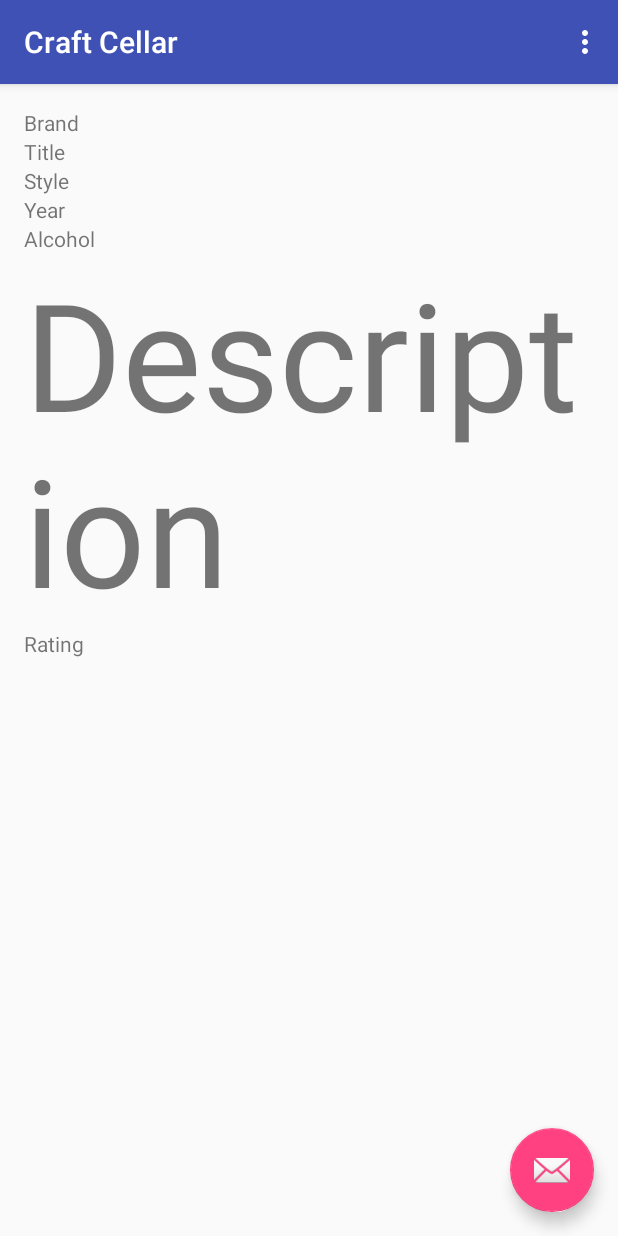
After one commit to yyang3/CraftCellar, an Android app: the fragment BeverageDetailFragment placed in its activity, on a phone screen of 412 x 824 dp. The commit adds this screen. Run offline under Robolectric (Android 15) with nearby library versions, the phone set to English and light mode, and no system bars.

Commit message:
Implement beverage detail fragment and edit usercase

```diff
--- a/app/src/main/java/yyang3/tacoma/uw/edu/craftcellar/MyBeverageRecyclerViewAdapter.java
+++ b/app/src/main/java/yyang3/tacoma/uw/edu/craftcellar/MyBeverageRecyclerViewAdapter.java
@@ -37,8 +37,8 @@ public class MyBeverageRecyclerViewAdapter extends RecyclerView.Adapter<MyBevera
     @Override
     public void onBindViewHolder(final ViewHolder holder, int position) {
         holder.mBeverages = mValues.get(position);
-        holder.mIdView.setText(mValues.get(position).getMemail());
-        holder.mContentView.setText(Integer.toString(mValues.get(position).getMid()));
+        holder.mIdView.setText(mValues.get(position).getmBrand());
+        holder.mContentView.setText(mValues.get(position).getmTitle());
 
         holder.mView.setOnClickListener(new View.OnClickListener() {
             @Override
--- /dev/null
+++ b/app/src/main/res/layout/fragment_beverage_detail.xml
@@ -0,0 +1,57 @@
+<LinearLayout xmlns:android="http://schemas.android.com/apk/res/android"
+    xmlns:tools="http://schemas.android.com/tools"
+    android:layout_width="match_parent"
+    android:layout_height="match_parent"
+    android:orientation="vertical"
+    tools:context="yyang3.tacoma.uw.edu.craftcellar.BeverageDetailFragment">
+
+    <TextView
+        android:layout_width="match_parent"
+        android:layout_height="wrap_content"
+        android:text="@string/beverage_brand"
+        android:id="@+id/detail_brand" />
+
+    <TextView
+        android:layout_width="match_parent"
+        android:layout_height="wrap_content"
+        android:text="@string/beverage_title"
+        android:id="@+id/detail_title" />
+
+    <TextView
+        android:layout_width="match_parent"
+        android:layout_height="wrap_content"
+        android:text="@string/beverage_style"
+        android:id="@+id/detail_style" />
+
+    <TextView
+        android:layout_width="match_parent"
+        android:layout_height="wrap_content"
+        android:text="@string/beverage_year"
+        android:id="@+id/detail_year" />
+
+    <TextView
+        android:layout_width="match_parent"
+        android:layout_height="wrap_content"
+        android:text="@string/beverage_abv"
+        android:id="@+id/detail_abv" />
+
+    <TextView
+        android:layout_width="match_parent"
+        android:layout_height="wrap_content"
+        android:textSize="100dp"
+        android:text="@string/beverage_description"
+        android:id="@+id/detail_description" />
+
+    <ImageView
+        android:layout_width="wrap_content"
+        android:layout_height="wrap_content"
+        android:id="@+id/detail_image" />
+
+    <TextView
+        android:layout_width="match_parent"
+        android:layout_height="wrap_content"
+        android:text="@string/beverage_rating"
+        android:id="@+id/detail_rating" />
+
+
+</LinearLayout>
--- a/app/src/main/res/values/strings.xml
+++ b/app/src/main/res/values/strings.xml
@@ -7,6 +7,17 @@
     <string name="password_confirm">Confirm Password</string>
     <string name="sign_in_button">Sign in</string>
     <string name="register_button">Register</string>
+
+    <string name="beverage_brand">Brand</string>
+    <string name="beverage_title">Title</string>
+    <string name="beverage_year">Year</string>
+    <string name="beverage_abv">Alcohol</string>
+    <string name="beverage_description">Description</string>
+    <string name="beverage_style">Style</string>
+    <string name="beverage_rating">Rating</string>
+
+    <string name="edit_confirm">Confirm</string>
+    <string name="edit_cancel">Cancel</string>
 
     <!-- Register Fragment -->
     <string name="register_username">Username</string>
@@ -22,4 +33,7 @@
     <!--log in data stored-->
     <string name="LOGIN_FILE"> edu.uw.tacoma.yyang3.CraftCellar.LOGIN_FILE</string>
     <string name="LOGIN_USERNAME"> edu.uw.tacoma.yyang3.CraftCellar.LOGIN_USER</string>
+
+    <!-- TODO: Remove or change this placeholder text -->
+    <string name="hello_blank_fragment">Hello blank fragment</string>
 </resources>
```
Also changed, not shown: app/src/main/java/yyang3/tacoma/uw/edu/craftcellar/Beverage/Beverage.java (+105 -3 lines), app/src/main/java/yyang3/tacoma/uw/edu/craftcellar/BeverageDetailFragment.java (added, +252 -0 lines), app/src/main/java/yyang3/tacoma/uw/edu/craftcellar/CellarActivity.java (+9 -0 lines), app/src/main/res/layout/beverage_update.xml (added, +26 -0 lines).
